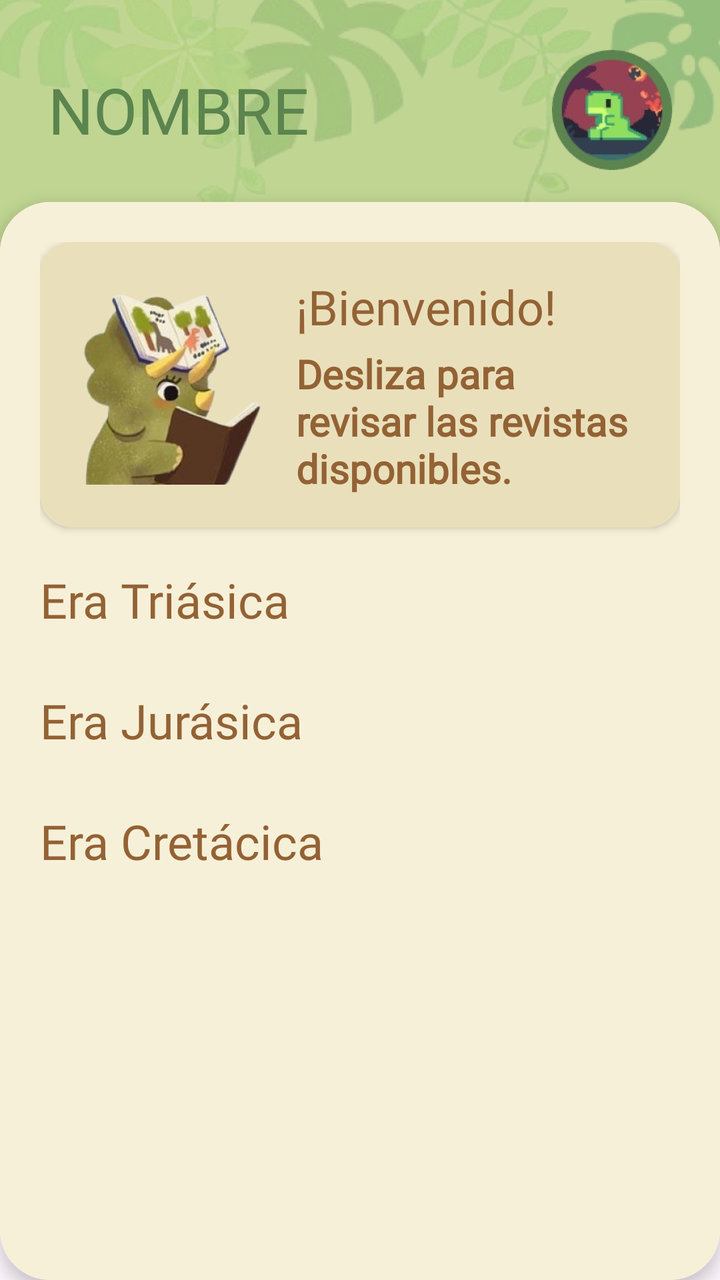
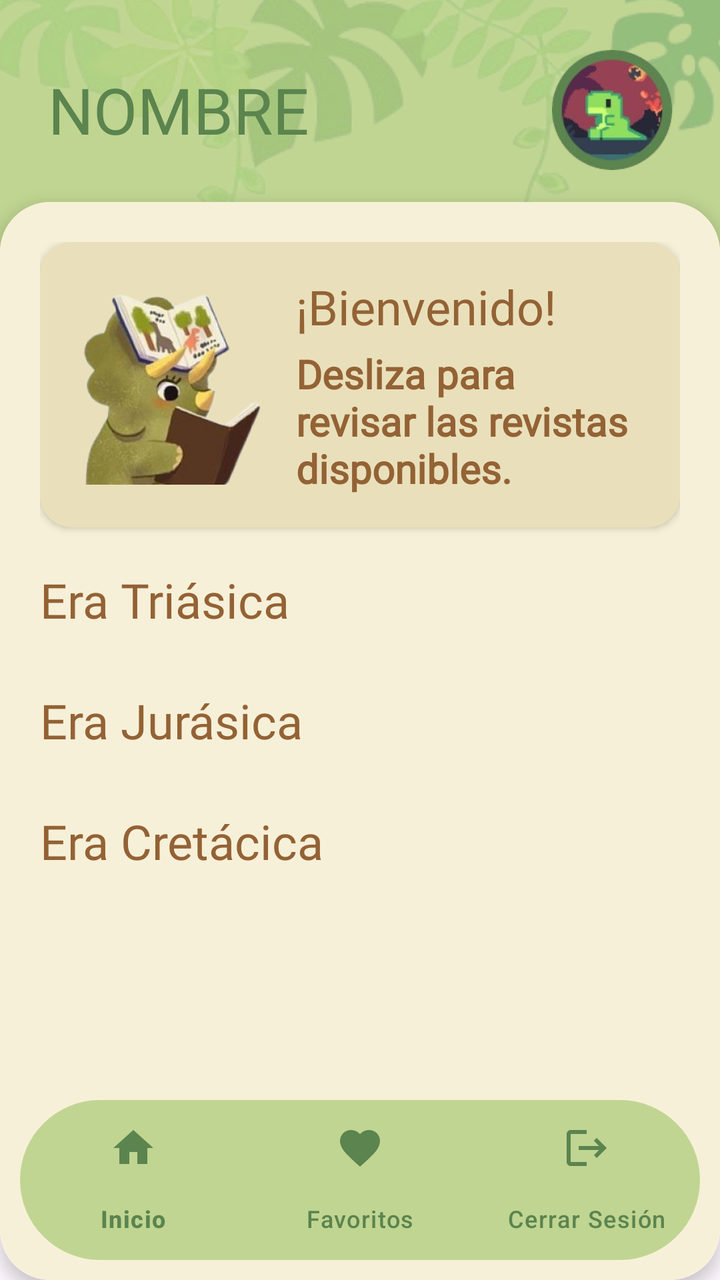

Compare the two renders of this Android layout. The source of the first and the diff that turns it into the second are given below.
<!-- AndroidManifest.xml: application theme Theme.DinoApp -->
<!-- res/layout/activity_home.xml -->
<?xml version="1.0" encoding="utf-8"?>
<androidx.constraintlayout.widget.ConstraintLayout xmlns:android="http://schemas.android.com/apk/res/android"
    xmlns:app="http://schemas.android.com/apk/res-auto"
    xmlns:tools="http://schemas.android.com/tools"
    android:id="@+id/home"
    android:layout_width="match_parent"
    android:layout_height="match_parent"
    tools:context=".HomeActivity">

    <ImageView
        android:id="@+id/imgBackground"
        android:layout_width="0dp"
        android:layout_height="350dp"
        android:scaleType="centerCrop"
        android:src="@drawable/fondoh"
        app:layout_constraintEnd_toEndOf="parent"
        app:layout_constraintStart_toStartOf="parent"
        app:layout_constraintTop_toTopOf="parent" />

    <LinearLayout
        android:id="@+id/headerLayout"
        android:layout_width="0dp"
        android:layout_height="wrap_content"
        android:gravity="center_vertical"
        android:orientation="horizontal"
        android:paddingHorizontal="24dp"
        android:paddingTop="25dp"
        app:layout_constraintEnd_toEndOf="parent"
        app:layout_constraintStart_toStartOf="parent"
        app:layout_constraintTop_toTopOf="parent">

        <TextView
            android:id="@+id/tvNombre"
            android:layout_width="0dp"
            android:layout_height="wrap_content"
            android:layout_weight="1"
            android:fontFamily="@font/kavoon"
            android:text="NOMBRE"
            android:textColor="#5B844E"
            android:textSize="32sp" />

        <ImageView
            android:layout_width="60dp"
            android:layout_height="60dp"
            android:scaleType="centerCrop"
            android:src="@drawable/perfil" />

    </LinearLayout>

    <androidx.cardview.widget.CardView
        android:layout_width="0dp"
        android:layout_height="0dp"
        android:layout_marginTop="16dp"
        android:backgroundTint="@color/white"
        app:cardCornerRadius="25dp"
        app:cardElevation="5dp"
        app:layout_constraintBottom_toBottomOf="parent"
        app:layout_constraintEnd_toEndOf="parent"
        app:layout_constraintStart_toStartOf="parent"
        app:layout_constraintTop_toBottomOf="@id/headerLayout">

        <androidx.core.widget.NestedScrollView
            android:layout_width="match_parent"
            android:layout_height="match_parent"
            android:fillViewport="true">

            <LinearLayout
                android:layout_width="match_parent"
                android:layout_height="wrap_content"
                android:background="@drawable/elementcolor"
                android:orientation="vertical"
                android:padding="20dp">

                <androidx.cardview.widget.CardView
                    android:layout_width="match_parent"
                    android:layout_height="wrap_content"
                    android:layout_marginBottom="20dp"
                    app:cardBackgroundColor="#E9E0BB"
                    app:cardCornerRadius="16dp"
                    app:cardElevation="2dp">

                    <LinearLayout
                        android:layout_width="match_parent"
                        android:layout_height="wrap_content"
                        android:gravity="center_vertical"
                        android:orientation="horizontal"
                        android:padding="16dp">

                        <ImageView
                            android:layout_width="100dp"
                            android:layout_height="100dp"
                            android:scaleType="centerCrop"
                            android:src="@drawable/dinolibro" />

                        <LinearLayout
                            android:layout_width="0dp"
                            android:layout_height="wrap_content"
                            android:layout_marginStart="12dp"
                            android:layout_weight="1"
                            android:orientation="vertical">

                            <TextView
                                android:layout_width="wrap_content"
                                android:layout_height="wrap_content"
                                android:fontFamily="@font/kavoon"
                                android:text="¡Bienvenido!"
                                android:textColor="#936235"
                                android:textSize="24sp" />

                            <TextView
                                android:layout_width="wrap_content"
                                android:layout_height="wrap_content"
                                android:layout_marginTop="4dp"
                                android:fontFamily="@font/kreon"
                                android:text="Desliza para revisar las revistas disponibles."
                                android:textColor="#936235"
                                android:textSize="20sp"
                                android:textStyle="bold" />

                        </LinearLayout>
                    </LinearLayout>
                </androidx.cardview.widget.CardView>

                <TextView
                    android:layout_width="match_parent"
                    android:layout_height="wrap_content"
                    android:fontFamily="@font/kavoon"
                    android:text="Era Triásica"
                    android:textColor="#936235"
                    android:textSize="24sp"
                    android:layout_marginBottom="8dp" />

                <HorizontalScrollView
                    android:layout_width="match_parent"
                    android:layout_height="wrap_content"
                    android:scrollbars="none"
                    android:layout_marginBottom="20dp">

                    <LinearLayout
                        android:id="@+id/contenedorTriasico"
                        android:layout_width="wrap_content"
                        android:layout_height="wrap_content"
                        android:orientation="horizontal" />
                </HorizontalScrollView>

                <TextView
                    android:layout_width="match_parent"
                    android:layout_height="wrap_content"
                    android:fontFamily="@font/kavoon"
                    android:text="Era Jurásica"
                    android:textColor="#936235"
                    android:textSize="24sp"
                    android:layout_marginBottom="8dp" />

                <HorizontalScrollView
                    android:layout_width="match_parent"
                    android:layout_height="wrap_content"
                    android:scrollbars="none"
                    android:layout_marginBottom="20dp">

                    <LinearLayout
                        android:id="@+id/contenedorJurasico"
                        android:layout_width="wrap_content"
                        android:layout_height="wrap_content"
                        android:orientation="horizontal" />

                </HorizontalScrollView>

                <TextView
                    android:layout_width="match_parent"
                    android:layout_height="wrap_content"
                    android:fontFamily="@font/kavoon"
                    android:text="Era Cretácica"
                    android:textColor="#936235"
                    android:textSize="24sp"
                    android:layout_marginBottom="8dp" />

                <HorizontalScrollView
                    android:layout_width="match_parent"
                    android:layout_height="wrap_content"
                    android:scrollbars="none"
                    android:layout_marginBottom="16dp">

                    <LinearLayout
                        android:id="@+id/contenedorCretacico"
                        android:layout_width="wrap_content"
                        android:layout_height="wrap_content"
                        android:orientation="horizontal" />

                </HorizontalScrollView>

            </LinearLayout>

        </androidx.core.widget.NestedScrollView>

    </androidx.cardview.widget.CardView>

</androidx.constraintlayout.widget.ConstraintLayout>
<!-- resources referenced by this layout -->
<resources>
  <color name="white">#FFFFFFFF</color>
  <!-- drawable dinolibro: png bitmap (drawable, 77298 bytes) -->
  <!-- drawable elementcolor (drawable) -->
  <?xml version="1.0" encoding="utf-8"?>
  <shape xmlns:android="http://schemas.android.com/apk/res/android">
  
      <solid android:color="#F7F0D8"/>
  
      <corners android:radius="10dp"/>
  
  
  </shape>
  <!-- drawable fondoh: png bitmap (drawable, 78477 bytes) -->
  <!-- drawable perfil: png bitmap (drawable, 29769 bytes) -->
  <style name="Theme.DinoApp" parent="Base.Theme.DinoApp" />
  <style name="Base.Theme.DinoApp" parent="Theme.Material3.DayNight.NoActionBar">
          
          
      </style>
</resources>

<!-- the commit's change to res/layout/activity_home.xml (unified diff, before → after) -->
@@ -59,9 +59,10 @@
         app:layout_constraintStart_toStartOf="parent"
         app:layout_constraintTop_toBottomOf="@id/headerLayout">
 
-        <androidx.core.widget.NestedScrollView
+        <ScrollView
             android:layout_width="match_parent"
             android:layout_height="match_parent"
+            android:clipToPadding="false"
             android:fillViewport="true">
 
             <LinearLayout
@@ -69,7 +70,10 @@
                 android:layout_height="wrap_content"
                 android:background="@drawable/elementcolor"
                 android:orientation="vertical"
-                android:padding="20dp">
+                android:paddingStart="20dp"
+                android:paddingTop="20dp"
+                android:paddingEnd="20dp"
+                android:paddingBottom="105dp" >
 
                 <androidx.cardview.widget.CardView
                     android:layout_width="match_parent"
@@ -191,7 +195,22 @@
 
             </LinearLayout>
 
-        </androidx.core.widget.NestedScrollView>
+        </ScrollView>
+
+        <com.google.android.material.bottomnavigation.BottomNavigationView
+            android:id="@+id/bottomNavigation"
+            android:layout_width="match_parent"
+            android:layout_height="wrap_content"
+            android:layout_gravity="bottom"
+            android:layout_marginHorizontal="10dp"
+            android:layout_marginBottom="10dp"
+            android:background="@drawable/bg_nav_bottom"
+            app:backgroundTint="#c0d592"
+            app:itemActiveIndicatorStyle="@style/CustomActiveIndicator"
+            app:itemIconTint="#5B844E"
+            app:itemTextColor="#5B844E"
+            app:labelVisibilityMode="labeled"
+            app:menu="@menu/menu_bottom"/>
 
     </androidx.cardview.widget.CardView>
 
<!-- resource entries referenced after the edit -->
@@ -1,6 +1,17 @@
 <!-- resources referenced by this layout -->
 <resources>
   <color name="white">#FFFFFFFF</color>
+  <!-- drawable bg_nav_bottom (drawable) -->
+  <?xml version="1.0" encoding="utf-8"?>
+  <shape xmlns:android="http://schemas.android.com/apk/res/android"
+      android:shape="rectangle">
+      <solid android:color="#101818" />
+      <corners
+          android:topLeftRadius="40dp"
+          android:topRightRadius="40dp"
+          android:bottomLeftRadius="40dp"
+          android:bottomRightRadius="40dp" />
+  </shape>
   <!-- drawable dinolibro: png bitmap (drawable, 77298 bytes) -->
   <!-- drawable elementcolor (drawable) -->
   <?xml version="1.0" encoding="utf-8"?>
@@ -14,6 +25,9 @@
   </shape>
   <!-- drawable fondoh: png bitmap (drawable, 78477 bytes) -->
   <!-- drawable perfil: png bitmap (drawable, 29769 bytes) -->
+  <style name="CustomActiveIndicator" parent="Widget.Material3.BottomNavigationView.ActiveIndicator">
+          <item name="android:color">#f7f0d8</item>
+      </style>
   <style name="Theme.DinoApp" parent="Base.Theme.DinoApp" />
   <style name="Base.Theme.DinoApp" parent="Theme.Material3.DayNight.NoActionBar">
           
